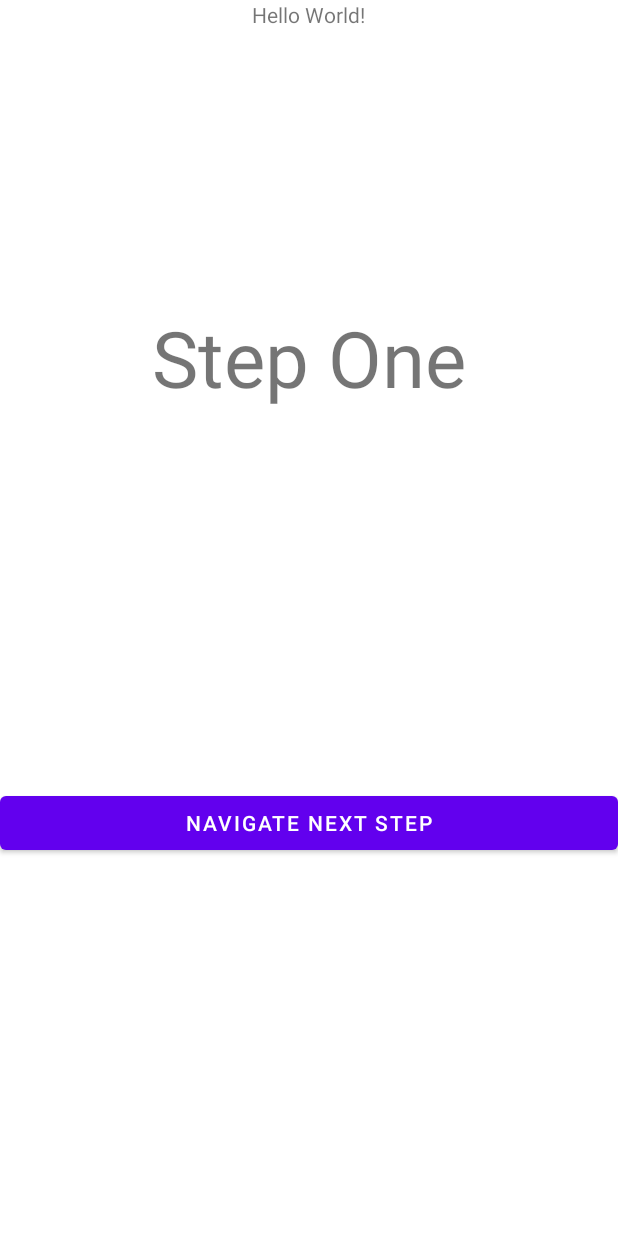
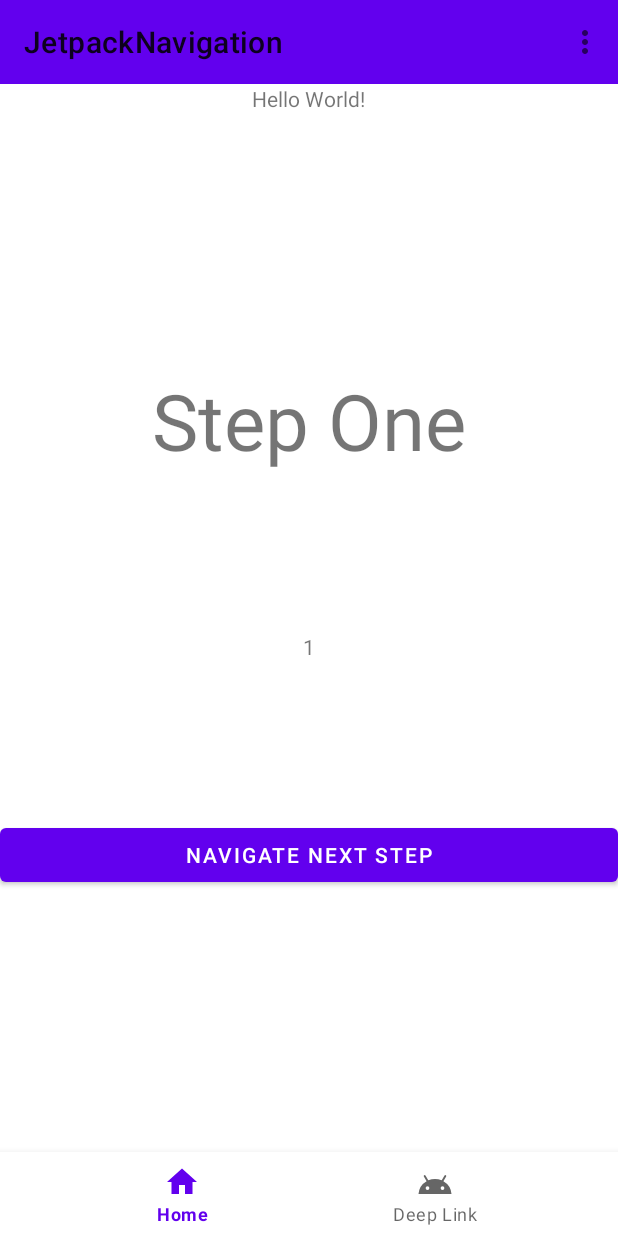
Before and after one commit to canonall/JetpackNavigationExample, an Android app: the FlowStepOneFragment screen opened through its navigation route, on a phone screen of 412 x 824 dp. Run offline under Robolectric (Android 15) with nearby library versions, the phone set to English and light mode, and no system bars; our stand-ins replace data binding, navigation-ui.

Commit message:
toolbar menu and bottomNavigation added

```diff
--- a/app/src/main/java/com/canonal/jetpacknavigation/MainActivity.kt
+++ b/app/src/main/java/com/canonal/jetpacknavigation/MainActivity.kt
@@ -1,14 +1,52 @@
 package com.canonal.jetpacknavigation
 
+import android.os.Bundle
+import android.view.Menu
+import android.view.MenuItem
 import androidx.appcompat.app.AppCompatActivity
-import android.os.Bundle
+import androidx.databinding.DataBindingUtil
+import androidx.navigation.NavController
+import androidx.navigation.findNavController
+import androidx.navigation.fragment.NavHostFragment
+import androidx.navigation.ui.onNavDestinationSelected
+import androidx.navigation.ui.setupWithNavController
+import com.canonal.jetpacknavigation.databinding.ActivityMainBinding
 
 class MainActivity : AppCompatActivity() {
 
-
+    private lateinit var binding: ActivityMainBinding
 
     override fun onCreate(savedInstanceState: Bundle?) {
         super.onCreate(savedInstanceState)
-        setContentView(R.layout.activity_main)
+        binding = DataBindingUtil.setContentView(this, R.layout.activity_main)
+
+        val host: NavHostFragment =
+            supportFragmentManager.findFragmentById(R.id.nav_host_fragment) as NavHostFragment?
+                ?: return
+        val navController = host.navController
+
+        setToolBar()
+        setBottomNavBar(navController)
+
+    }
+
+    override fun onCreateOptionsMenu(menu: Menu): Boolean {
+        // Inflate the menu; this adds items to the action bar if it is present.
+        menuInflater.inflate(R.menu.menu_overflow, menu)
+        return true
+    }
+
+
+    override fun onOptionsItemSelected(item: MenuItem): Boolean {
+        return item.onNavDestinationSelected(findNavController(R.id.nav_host_fragment))
+                || super.onOptionsItemSelected(item)
+    }
+
+    private fun setToolBar() {
+        setSupportActionBar(binding.toolbar)
+    }
+
+    private fun setBottomNavBar(navController: NavController) {
+        binding.bottomNav.setupWithNavController(navController)
     }
 }
--- a/app/src/main/java/com/canonal/jetpacknavigation/fragment/FlowStepOneFragment.kt
+++ b/app/src/main/java/com/canonal/jetpacknavigation/fragment/FlowStepOneFragment.kt
@@ -6,6 +6,7 @@ import android.view.View
 import android.view.ViewGroup
 import androidx.fragment.app.Fragment
 import androidx.navigation.fragment.findNavController
+import androidx.navigation.fragment.navArgs
 import com.canonal.jetpacknavigation.R
 import com.canonal.jetpacknavigation.databinding.FragmentFlowStepOneBinding
 import com.canonal.jetpacknavigation.util.AnimUtil
@@ -32,6 +33,11 @@ class FlowStepOneFragment : Fragment() {
 
     override fun onViewCreated(view: View, savedInstanceState: Bundle?) {
 
+        val safeArgs: FlowStepOneFragmentArgs by navArgs()
+        val number = safeArgs.number
+
+        binding.tvName.text = number.toString()
+
         val navOption = AnimUtil.getDefaultSlideNavOption()
 
         binding.btnNext.setOnClickListener {
--- a/app/src/main/java/com/canonal/jetpacknavigation/fragment/FlowStepTwoFragment.kt
+++ b/app/src/main/java/com/canonal/jetpacknavigation/fragment/FlowStepTwoFragment.kt
@@ -6,6 +6,7 @@ import android.view.View
 import android.view.ViewGroup
 import androidx.fragment.app.Fragment
 import androidx.navigation.fragment.findNavController
+import androidx.navigation.fragment.navArgs
 import com.canonal.jetpacknavigation.R
 import com.canonal.jetpacknavigation.databinding.FragmentFlowStepTwoBinding
 
@@ -31,6 +32,10 @@ class FlowStepTwoFragment : Fragment() {
 
     override fun onViewCreated(view: View, savedInstanceState: Bundle?) {
 
+        val safeArgs: FlowStepOneFragmentArgs by navArgs()
+        val number = safeArgs.number
+
+        binding.tvName.text = number.toString()
 
         binding.btnNext.setOnClickListener {
             findNavController().navigate(
--- /dev/null
+++ b/app/src/main/res/drawable/ic_android.xml
@@ -0,0 +1,10 @@
+<vector xmlns:android="http://schemas.android.com/apk/res/android"
+        android:width="24dp"
+        android:height="24dp"
+        android:viewportWidth="24"
+        android:viewportHeight="24"
+        android:tint="?attr/colorControlNormal">
+    <path
+        android:pathData="M17.6,11.48 L19.44,8.3a0.63,0.63 0,0 0,-1.09 -0.63l-1.88,3.24a11.43,11.43 0,0 0,-8.94 0L5.65,7.67a0.63,0.63 0,0 0,-1.09 0.63L6.4,11.48A10.81,10.81 0,0 0,1 20L23,20A10.81,10.81 0,0 0,17.6 11.48ZM7,17.25A1.25,1.25 0,1 1,8.25 16,1.25 1.25,0 0,1 7,17.25ZM17,17.25A1.25,1.25 0,1 1,18.25 16,1.25 1.25,0 0,1 17,17.25Z"
+        android:fillColor="@android:color/white"/>
+</vector>
--- /dev/null
+++ b/app/src/main/res/drawable/ic_home.xml
@@ -0,0 +1,10 @@
+<?xml version="1.0" encoding="utf-8"?>
+<vector xmlns:android="http://schemas.android.com/apk/res/android"
+    android:width="24dp"
+    android:height="24dp"
+    android:viewportWidth="24.0"
+    android:viewportHeight="24.0">
+    <path
+        android:fillColor="#FF000000"
+        android:pathData="M10,20v-6h4v6h5v-8h3L12,3 2,12h3v8z"/>
+</vector>
--- /dev/null
+++ b/app/src/main/res/drawable/ic_settings.xml
@@ -0,0 +1,10 @@
+<vector xmlns:android="http://schemas.android.com/apk/res/android"
+    android:width="24dp"
+    android:height="24dp"
+    android:viewportWidth="24"
+    android:viewportHeight="24"
+    android:tint="?attr/colorControlNormal">
+  <path
+      android:fillColor="@android:color/black"
+      android:pathData="M19.14,12.94c0.04,-0.3 0.06,-0.61 0.06,-0.94c0,-0.32 -0.02,-0.64 -0.07,-0.94l2.03,-1.58c0.18,-0.14 0.23,-0.41 0.12,-0.61l-1.92,-3.32c-0.12,-0.22 -0.37,-0.29 -0.59,-0.22l-2.39,0.96c-0.5,-0.38 -1.03,-0.7 -1.62,-0.94L14.4,2.81c-0.04,-0.24 -0.24,-0.41 -0.48,-0.41h-3.84c-0.24,0 -0.43,0.17 -0.47,0.41L9.25,5.35C8.66,5.59 8.12,5.92 7.63,6.29L5.24,5.33c-0.22,-0.08 -0.47,0 -0.59,0.22L2.74,8.87C2.62,9.08 2.66,9.34 2.86,9.48l2.03,1.58C4.84,11.36 4.8,11.69 4.8,12s0.02,0.64 0.07,0.94l-2.03,1.58c-0.18,0.14 -0.23,0.41 -0.12,0.61l1.92,3.32c0.12,0.22 0.37,0.29 0.59,0.22l2.39,-0.96c0.5,0.38 1.03,0.7 1.62,0.94l0.36,2.54c0.05,0.24 0.24,0.41 0.48,0.41h3.84c0.24,0 0.44,-0.17 0.47,-0.41l0.36,-2.54c0.59,-0.24 1.13,-0.56 1.62,-0.94l2.39,0.96c0.22,0.08 0.47,0 0.59,-0.22l1.92,-3.32c0.12,-0.22 0.07,-0.47 -0.12,-0.61L19.14,12.94zM12,15.6c-1.98,0 -3.6,-1.62 -3.6,-3.6s1.62,-3.6 3.6,-3.6s3.6,1.62 3.6,3.6S13.98,15.6 12,15.6z"/>
+</vector>
--- a/app/src/main/res/layout/activity_main.xml
+++ b/app/src/main/res/layout/activity_main.xml
@@ -12,11 +12,19 @@
         android:layout_height="match_parent"
         tools:context=".MainActivity">
 
+        <androidx.appcompat.widget.Toolbar
+            android:id="@+id/toolbar"
+            android:layout_width="match_parent"
+            android:layout_height="wrap_content"
+            android:layout_alignParentTop="true"
+            android:background="@color/purple_500" />
+
         <TextView
             android:id="@+id/tvHello"
-            android:layout_centerHorizontal="true"
             android:layout_width="wrap_content"
             android:layout_height="wrap_content"
+            android:layout_below="@id/toolbar"
+            android:layout_centerHorizontal="true"
             android:text="Hello World!" />
 
         <androidx.fragment.app.FragmentContainerView
@@ -28,6 +36,19 @@
             app:defaultNavHost="true"
             app:navGraph="@navigation/nav_graph" />
 
+        <com.google.android.material.bottomnavigation.BottomNavigationView
+            android:id="@+id/bottomNav"
+            app:menu="@menu/menu_bottom_nav"
+            android:layout_alignParentBottom="true"
+            android:layout_width="match_parent"
+            android:layout_height="wrap_content"/>
+
+        <!--        <com.google.android.material.navigation.NavigationView-->
+        <!--            android:id="@+id/nav_view"-->
+        <!--            android:layout_width="wrap_content"-->
+        <!--            android:layout_height="match_parent"-->
+        <!--            android:layout_gravity="start"-->
+        <!--            app:menu="@menu/menu_nav_drawer" />-->
 
     </RelativeLayout>
 </layout>
--- a/app/src/main/res/layout/fragment_flow_step_one.xml
+++ b/app/src/main/res/layout/fragment_flow_step_one.xml
@@ -25,6 +25,15 @@
             app:layout_constraintTop_toTopOf="parent"
             app:layout_constraintVertical_bias="0.25" />
 
+        <TextView
+            android:id="@+id/tvName"
+            app:layout_constraintTop_toBottomOf="@+id/text"
+            app:layout_constraintBottom_toTopOf="@+id/btnNext"
+            tools:text="1"
+            android:gravity="center_horizontal"
+            android:layout_width="match_parent"
+            android:layout_height="wrap_content"/>
+
         <Button
             android:id="@+id/btnNext"
             android:layout_width="match_parent"
--- /dev/null
+++ b/app/src/main/res/menu/menu_bottom_nav.xml
@@ -0,0 +1,11 @@
+<?xml version="1.0" encoding="utf-8"?>
+<menu xmlns:android="http://schemas.android.com/apk/res/android">
+    <item
+        android:id="@+id/homeFragment"
+        android:icon="@drawable/ic_home"
+        android:title="@string/home" />
+    <item
+        android:id="@id/deepLinkFragment"
+        android:icon="@drawable/ic_android"
+        android:title="@string/deeplink" />
+</menu>
--- /dev/null
+++ b/app/src/main/res/menu/menu_nav_drawer.xml
@@ -0,0 +1,10 @@
+<?xml version="1.0" encoding="utf-8"?>
+<menu xmlns:android="http://schemas.android.com/apk/res/android">
+    <group android:id="@+id/primary">
+        <item
+            android:id="@+id/homeFragment"
+            android:icon="@drawable/ic_home"
+            android:title="@string/home" />
+    </group>
+
+</menu>
--- /dev/null
+++ b/app/src/main/res/menu/menu_overflow.xml
@@ -0,0 +1,10 @@
+<?xml version="1.0" encoding="utf-8"?>
+<menu xmlns:android="http://schemas.android.com/apk/res/android"
+    xmlns:app="http://schemas.android.com/apk/res-auto">
+
+    <item
+        android:id="@+id/settingsFragment"
+        android:icon="@drawable/ic_settings"
+        android:title="@string/settings" />
+
+</menu>
--- a/app/src/main/res/navigation/nav_graph.xml
+++ b/app/src/main/res/navigation/nav_graph.xml
@@ -22,6 +22,10 @@
         android:name="com.canonal.jetpacknavigation.fragment.FlowStepOneFragment"
         android:label="FlowStepOneFragment"
         tools:layout="@layout/fragment_flow_step_one">
+        <argument
+            android:name="number"
+            android:defaultValue="1"
+            app:argType="integer" />
         <action
             android:id="@+id/action_flowStepOneFragment_to_flowStepTwoFragment"
             app:destination="@id/flowStepTwoFragment" />
@@ -31,7 +35,12 @@
         android:id="@+id/flowStepTwoFragment"
         android:name="com.canonal.jetpacknavigation.fragment.FlowStepTwoFragment"
         android:label="FlowStepTwoFragment"
-        tools:layout="@layout/fragment_flow_step_two" >
+        tools:layout="@layout/fragment_flow_step_two">
+
+        <argument
+            android:name="number"
+            android:defaultValue="2"
+            app:argType="integer" />
 
         <action
             android:id="@+id/action_flowStepTwoFragment_to_homeFragment"
@@ -44,4 +53,10 @@
         android:label="SettingsFragment"
         tools:layout="@layout/fragment_settings" />
 
+    <fragment
+        android:id="@+id/deepLinkFragment"
+        android:name="com.canonal.jetpacknavigation.fragment.DeepLinkFragment"
+        tools:layout="@layout/fragment_deep_link"
+        android:label="DeepLinkFragment" />
+
 </navigation>
--- a/app/src/main/res/values-night/themes.xml
+++ b/app/src/main/res/values-night/themes.xml
@@ -1,6 +1,6 @@
 <resources xmlns:tools="http://schemas.android.com/tools">
     <!-- Base application theme. -->
-    <style name="Theme.JetpackNavigation" parent="Theme.MaterialComponents.DayNight.DarkActionBar">
+    <style name="Theme.JetpackNavigation" parent="Theme.MaterialComponents.DayNight.NoActionBar">
         <!-- Primary brand color. -->
         <item name="colorPrimary">@color/purple_200</item>
         <item name="colorPrimaryVariant">@color/purple_700</item>
--- a/app/src/main/res/values/strings.xml
+++ b/app/src/main/res/values/strings.xml
@@ -18,4 +18,5 @@
     <string name="send_deep_link_notification_button">Send deep link notification</string>
     <!-- TODO: Remove or change this placeholder text -->
     <string name="hello_blank_fragment">Hello blank fragment</string>
+
 </resources>
```
Also changed, not shown: app/src/main/java/com/canonal/jetpacknavigation/fragment/DeepLinkFragment.kt (added, +41 -0 lines), app/src/main/res/layout/fragment_deep_link.xml (added, +34 -0 lines), app/src/main/res/layout/fragment_flow_step_two.xml (+9 -0 lines).
